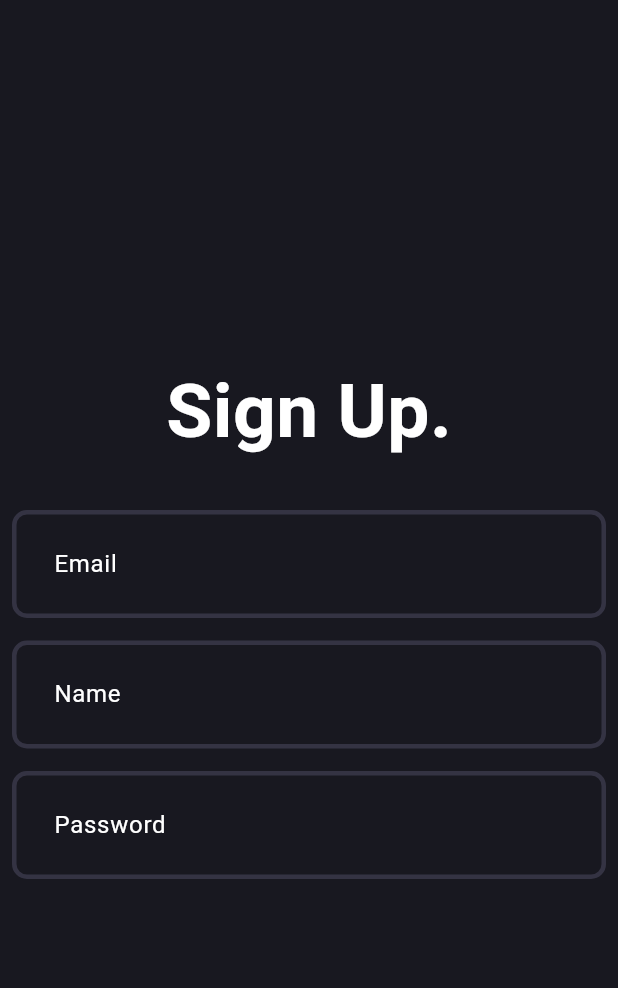
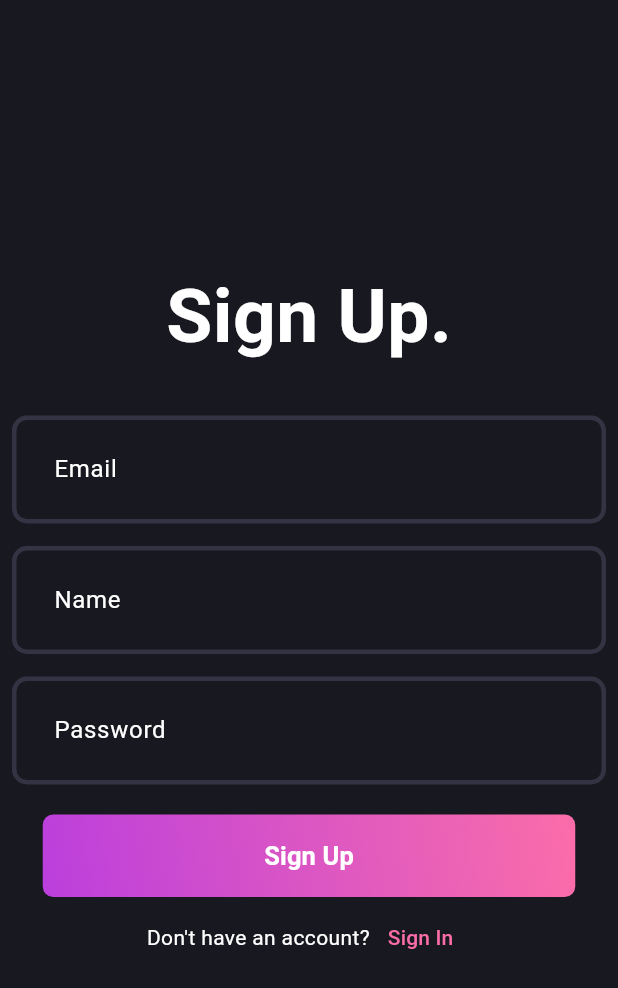
Before and after one commit to AnukulPoudel/blog_app, a Flutter app: the screen it shows after launch, on a phone screen of 412 x 824 dp. Shown: the top 988 px of the screen. Run offline on Flutter 3.47's test engine with Material 3 defaults, Android fonts, the phone set to English and light mode, and no system bars.

Commit message:
SignUp Auth Button

```diff
--- a/lib/features/auth/presentation/pages/signup_page.dart
+++ b/lib/features/auth/presentation/pages/signup_page.dart
@@ -1,4 +1,6 @@
+import 'package:blog_app/features/auth/presentation/widgets/auth_bottom_text.dart';
 import 'package:blog_app/features/auth/presentation/widgets/auth_field_text.dart';
+import 'package:blog_app/features/auth/presentation/widgets/auth_gradient_button.dart';
 import 'package:flutter/material.dart';
 
 class SignUpPage extends StatefulWidget {
@@ -33,7 +35,13 @@ class _SignUpPageState extends State<SignUpPage> {
               hintText: 'Name',
             ),
             SizedBox(height: 15),
-            AuthField(hintText: 'Password')
+            AuthField(hintText: 'Password'),
+            SizedBox(height: 20),
+            AuthGradientButton(
+              textMessage: 'Sign Up',
+            ),
+            SizedBox(height: 3),
+            AuthBottomText(),
           ],
         ),
       ),
--- /dev/null
+++ b/lib/features/auth/presentation/widgets/auth_bottom_text.dart
@@ -0,0 +1,25 @@
+import 'package:blog_app/core/themes/app_palate.dart';
+import 'package:flutter/material.dart';
+
+class AuthBottomText extends StatelessWidget {
+  const AuthBottomText({super.key});
+
+  @override
+  Widget build(BuildContext context) {
+    return Row(
+      mainAxisAlignment: MainAxisAlignment.center,
+      children: [
+        const Text("Don't have an account?"),
+        TextButton(
+          onPressed: () {},
+          child: const Text(
+            "Sign In",
+            style: TextStyle(
+              color: AppPallete.gradient2,
+            ),
+          ),
+        )
+      ],
+    );
+  }
+}
--- /dev/null
+++ b/lib/features/auth/presentation/widgets/auth_gradient_button.dart
@@ -0,0 +1,40 @@
+import 'package:blog_app/core/themes/app_palate.dart';
+import 'package:flutter/material.dart';
+
+class AuthGradientButton extends StatelessWidget {
+  final String textMessage;
+  const AuthGradientButton({super.key, required this.textMessage});
+
+  @override
+  Widget build(BuildContext context) {
+    return Container(
+      decoration: BoxDecoration(
+        borderRadius: BorderRadius.circular(7),
+        gradient: const LinearGradient(
+          colors: [
+            AppPallete.gradient1,
+            AppPallete.gradient2,
+          ],
+          begin: Alignment.bottomLeft,
+          end: Alignment.topRight,
+        ),
+      ),
+      child: ElevatedButton(
+        style: ElevatedButton.styleFrom(
+          backgroundColor: AppPallete.transparentColor,
+          shadowColor: AppPallete.transparentColor,
+          fixedSize: const Size(355, 55),
+        ),
+        onPressed: () {},
+        child: Text(
+          textMessage,
+          style: const TextStyle(
+            fontSize: 17,
+            color: AppPallete.whiteColor,
+            fontWeight: FontWeight.w600,
+          ),
+        ),
+      ),
+    );
+  }
+}
```
